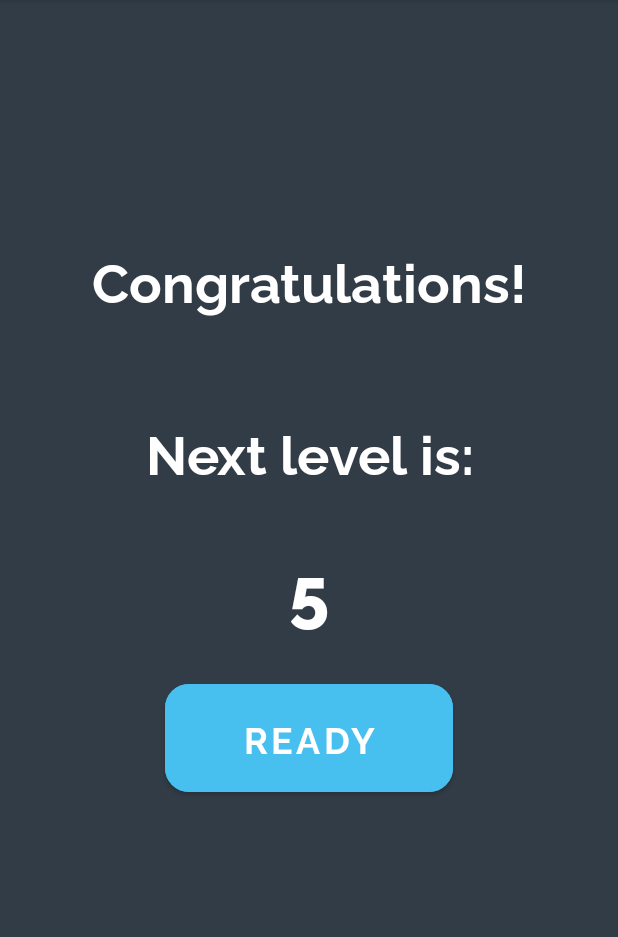
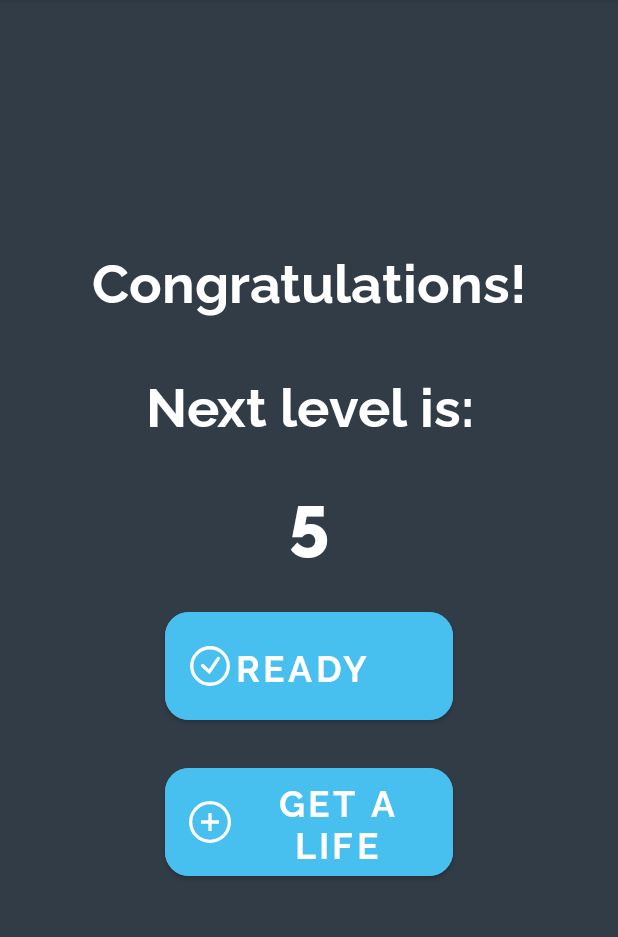
Before and after one commit to GreenSaber/MemoMania, an Android app: the LevelActivity screen opened directly, with no data from a screen before it, on a phone screen of 412 x 824 dp, the part 84-1021 px from its top. Run offline under Robolectric (Android 15) with nearby library versions, the phone set to English and light mode, and no system bars.

Commit message:
ui fixed

```diff
--- /dev/null
+++ b/app/src/main/res/drawable/ic_plus.xml
@@ -0,0 +1,9 @@
+<vector xmlns:android="http://schemas.android.com/apk/res/android"
+    android:width="28dp"
+    android:height="28dp"
+    android:viewportWidth="512"
+    android:viewportHeight="512">
+  <path
+      android:fillColor="#FF000000"
+      android:pathData="m437.02,74.98c-48.352,-48.352 -112.641,-74.98 -181.02,-74.98s-132.668,26.629 -181.02,74.98c-48.352,48.352 -74.98,112.641 -74.98,181.02s26.629,132.668 74.98,181.02c48.352,48.352 112.641,74.98 181.02,74.98s132.668,-26.629 181.02,-74.98c48.352,-48.352 74.98,-112.641 74.98,-181.02s-26.629,-132.668 -74.98,-181.02zM256,472c-119.102,0 -216,-96.898 -216,-216s96.898,-216 216,-216 216,96.898 216,216 -96.898,216 -216,216zM276,235.98h90v40h-90v90h-40v-90h-90v-40h90v-90h40zM276,235.98"/>
+</vector>
--- /dev/null
+++ b/app/src/main/res/drawable/ic_ready.xml
@@ -0,0 +1,22 @@
+<vector xmlns:android="http://schemas.android.com/apk/res/android"
+    android:width="28dp"
+    android:height="28dp"
+    android:viewportWidth="100"
+    android:viewportHeight="100">
+  <path
+      android:pathData="M95.449,50C95.449,75.078 75.078,95.449 50,95.449C24.922,95.449 4.551,75.078 4.551,50C4.551,24.922 24.922,4.551 50,4.551C75.078,4.551 95.449,24.922 95.449,50ZM8.504,50C8.504,72.941 27.059,91.496 50,91.496C72.941,91.496 91.496,72.941 91.496,50C91.496,27.059 72.941,8.504 50,8.504C27.059,8.504 8.504,27.059 8.504,50ZM71.52,31.262C71.871,31.918 71.82,32.715 71.395,33.324L48.648,66.848L30.871,50.352C30.34,49.875 30.105,49.148 30.258,48.449C30.414,47.754 30.934,47.191 31.617,46.984C32.301,46.777 33.043,46.957 33.559,47.453L47.965,60.82L68.125,31.109C68.481,30.563 69.086,30.23 69.738,30.219C70.481,30.203 71.168,30.605 71.52,31.262ZM71.52,31.262"
+      android:strokeAlpha="1"
+      android:strokeLineJoin="round"
+      android:strokeWidth="4"
+      android:fillColor="#000000"
+      android:strokeColor="#000000"
+      android:fillAlpha="1"
+      android:fillType="nonZero"
+      android:strokeLineCap="butt"/>
+  <path
+      android:pathData="M50,4.551C24.922,4.551 4.551,24.922 4.551,50C4.551,75.078 24.922,95.449 50,95.449C75.078,95.449 95.449,75.078 95.449,50C95.449,24.922 75.078,4.551 50,4.551ZM50,8.504C72.941,8.504 91.496,27.059 91.496,50C91.496,72.941 72.941,91.496 50,91.496C27.059,91.496 8.504,72.941 8.504,50C8.504,27.059 27.059,8.504 50,8.504ZM69.738,30.219C69.086,30.23 68.48,30.563 68.125,31.109L47.965,60.82L33.559,47.453C33.043,46.957 32.301,46.777 31.617,46.984C30.934,47.191 30.414,47.754 30.258,48.449C30.105,49.148 30.34,49.875 30.871,50.352L48.648,66.848L71.395,33.324C71.82,32.715 71.871,31.918 71.52,31.262C71.168,30.605 70.48,30.203 69.738,30.219ZM69.738,30.219"
+      android:fillColor="#000000"
+      android:fillAlpha="1"
+      android:fillType="nonZero"
+      android:strokeColor="#00000000"/>
+</vector>
--- a/app/src/main/res/layout/activity_level.xml
+++ b/app/src/main/res/layout/activity_level.xml
@@ -30,7 +30,7 @@
         android:id="@+id/next_level_text_view"
         android:layout_width="wrap_content"
         android:layout_height="wrap_content"
-        android:layout_marginTop="64dp"
+        android:layout_marginTop="32dp"
         android:fontFamily="@font/raleway_bold"
         android:gravity="center"
         android:text="Next level is:"
@@ -47,7 +47,7 @@
         android:id="@+id/lavel_number"
         android:layout_width="wrap_content"
         android:layout_height="wrap_content"
-        android:layout_marginTop="32dp"
+        android:layout_marginTop="16dp"
         android:fontFamily="@font/raleway_extrabold"
         android:gravity="center"
         android:text="5"
@@ -66,6 +66,9 @@
         android:layout_marginTop="32dp"
         android:backgroundTint="@color/accent_color"
         android:text="READY"
+        app:icon="@drawable/ic_ready"
+        app:iconGravity="start"
+        app:iconPadding="-38dp"
         android:textColor="@color/white"
         app:layout_constraintEnd_toEndOf="parent"
         app:layout_constraintHorizontal_bias="0.5"
@@ -73,5 +76,21 @@
         app:layout_constraintTop_toBottomOf="@+id/lavel_number">
     </com.google.android.material.button.MaterialButton>
 
+    <com.google.android.material.button.MaterialButton
+        android:id="@+id/get_life"
+        style="@style/menuButton"
+        android:layout_marginTop="32dp"
+        android:backgroundTint="@color/accent_color"
+        android:text="GET A LIFE"
+        app:icon="@drawable/ic_plus"
+        app:iconGravity="start"
+        app:iconPadding="8dp"
+        android:textColor="@color/white"
+        app:layout_constraintEnd_toEndOf="parent"
+        app:layout_constraintHorizontal_bias="0.5"
+        app:layout_constraintStart_toStartOf="parent"
+        app:layout_constraintTop_toBottomOf="@+id/ready_button">
+    </com.google.android.material.button.MaterialButton>
+
 
 </androidx.constraintlayout.widget.ConstraintLayout>
--- a/app/src/main/res/layout/activity_menu.xml
+++ b/app/src/main/res/layout/activity_menu.xml
@@ -30,6 +30,9 @@
         style="@style/menuButton"
         android:layout_marginTop="64dp"
         android:text="PLAY"
+        app:icon="@drawable/ic_play"
+        app:iconGravity="start"
+        app:iconPadding="-38dp"
         android:textColor="@color/white"
         app:backgroundTint="@color/accent_color"
         app:layout_constraintEnd_toEndOf="parent"
@@ -43,6 +46,9 @@
         style="@style/menuButton"
         android:layout_marginTop="32dp"
         android:text="RATE"
+        app:icon="@drawable/ic_star"
+        app:iconGravity="start"
+        app:iconPadding="-3dp"
         android:textColor="@color/white"
         app:backgroundTint="@color/accent_color"
         app:layout_constraintEnd_toEndOf="parent"
--- a/app/src/main/res/values/styles.xml
+++ b/app/src/main/res/values/styles.xml
@@ -36,7 +36,6 @@
         <item name="android:insetTop">0dp</item>
         <item name="android:insetRight">0dp</item>
         <item name="android:insetBottom">0dp</item>
-        <item name="android:background">@drawable/button_gradient</item>
         <item name="cornerRadius">8dp</item>
     </style>
 
```
Also changed, not shown: app/src/main/res/drawable/button_gradient.xml (deleted, +0 -7 lines), app/src/main/res/drawable/home.xml (deleted, +0 -8 lines), app/src/main/res/drawable/ic_add.xml (added, +12 -0 lines), app/src/main/res/drawable/ic_android_black_24dp.xml (deleted, +0 -9 lines), app/src/main/res/drawable/ic_icons8_home.xml (deleted, +0 -9 lines), app/src/main/res/drawable/ic_icons8_home_2.xml (deleted, +0 -9 lines), app/src/main/res/drawable/ic_icons8_home_3.xml (deleted, +0 -22 lines), app/src/main/res/drawable/ic_icons8_home_4.xml (deleted, +0 -9 lines), app/src/main/res/drawable/ic_icons8_home_5.xml (deleted, +0 -22 lines), app/src/main/res/drawable/ic_play.xml (added, +9 -0 lines), app/src/main/res/drawable/ic_star.xml (added, +12 -0 lines), app/src/main/res/layout/activity_game.xml (+5 -7 lines), app/src/main/res/drawable/ic_home.xml (renamed from app/src/main/res/drawable/ic_icons8_home_6.xml), app/src/main/res/drawable/ic_refresh.xml (renamed from app/src/main/res/drawable/ic_icons8_synchronize.xml).
